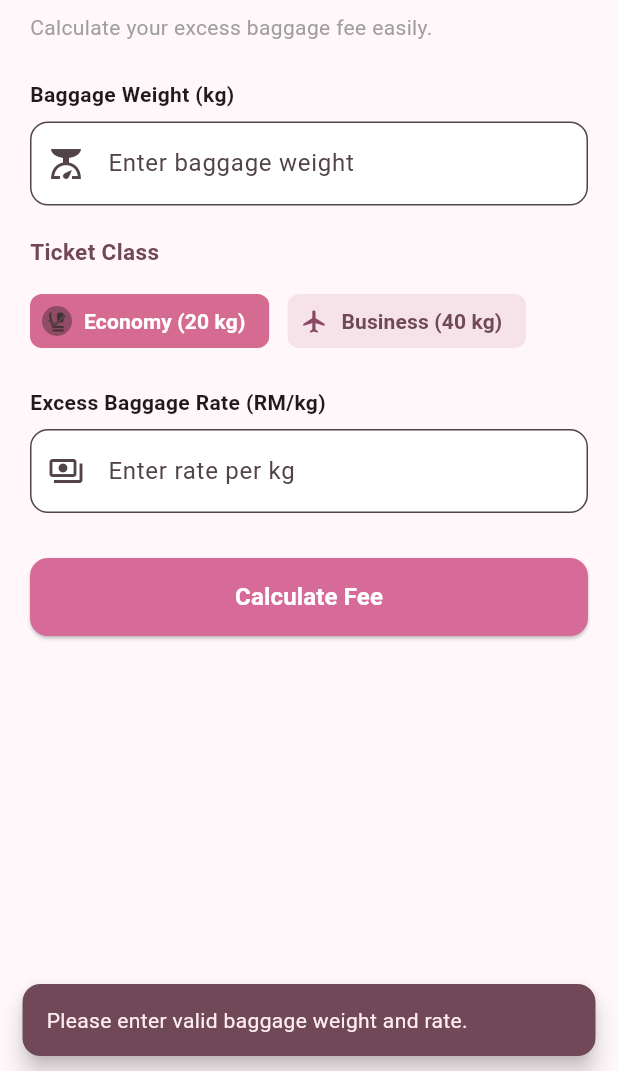
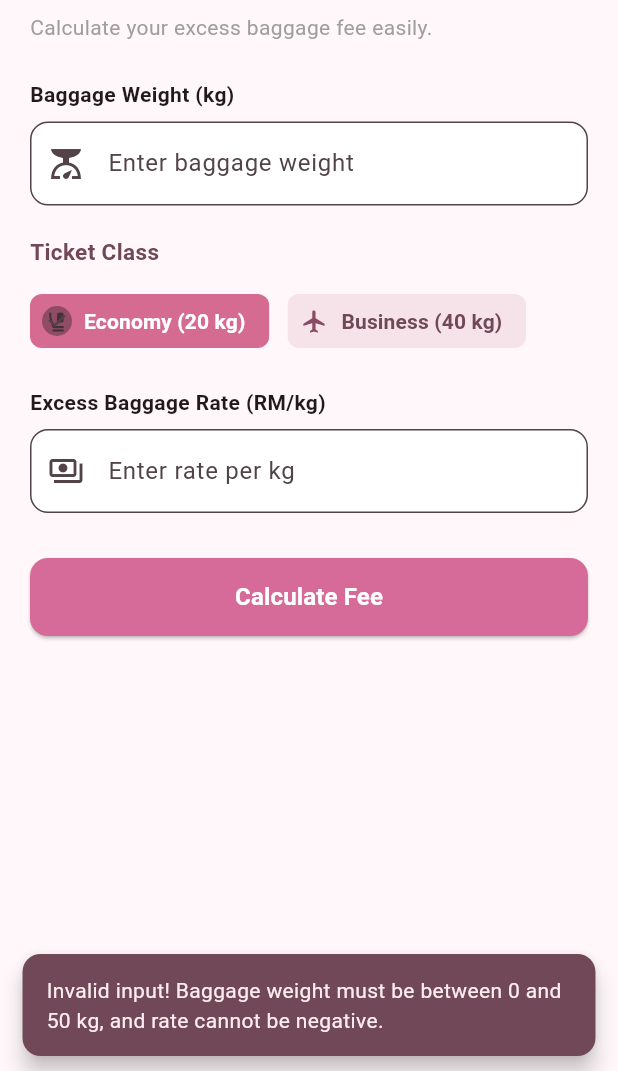
Before and after one commit to amrhmj12/luggify, a Flutter app: the screen it shows after launch, after a tap on "Calculate Fee", on a phone screen of 412 x 824 dp, the part 165-1236 px from its top. Run offline on Flutter 3.47's test engine with Material 3 defaults, Android fonts, the phone set to English and light mode, and no system bars.

Commit message:
Add maximum baggage weight validation

```diff
--- a/lib/main.dart
+++ b/lib/main.dart
@@ -54,7 +54,7 @@ class _HomePageState extends State<HomePage> {
 
   // Validate input
 
-if (weight == null || rate == null || weight < 0 || rate < 0) {
+if (weight == null || rate == null || weight < 0 || rate < 0 || weight > 50) {
   setState(() {
     excessWeight = null;
     excessCharge = null;
@@ -65,7 +65,7 @@ if (weight == null || rate == null || weight < 0 || rate < 0) {
   ScaffoldMessenger.of(context).showSnackBar(
     SnackBar(
       content: const Text(
-        'Please enter valid baggage weight and rate.',
+        'Invalid input! Baggage weight must be between 0 and 50 kg, and rate cannot be negative.',
       ),
       backgroundColor: const Color(0xFF704858),
       behavior: SnackBarBehavior.floating,
```
